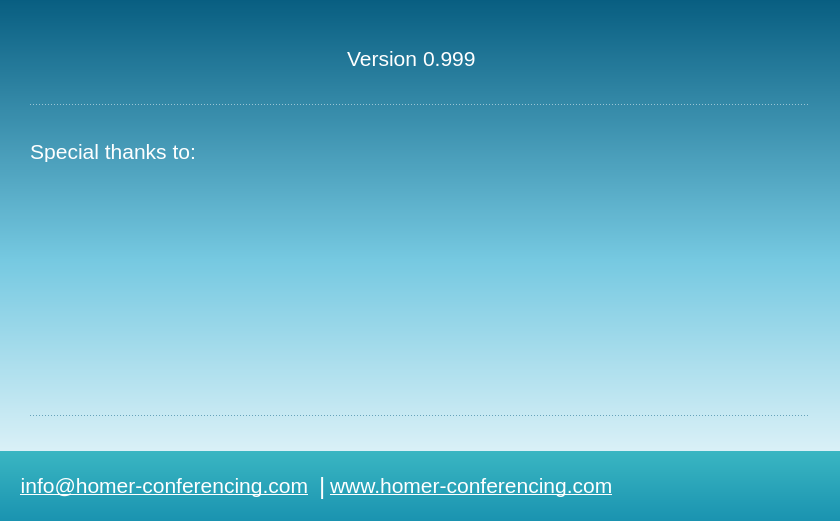
This is Homer/forms/Dialogs/VersionDialog.ui in Homer-Conferencing/Homer-Conferencing as Qt 5 draws it before an edit. The edited form follows.
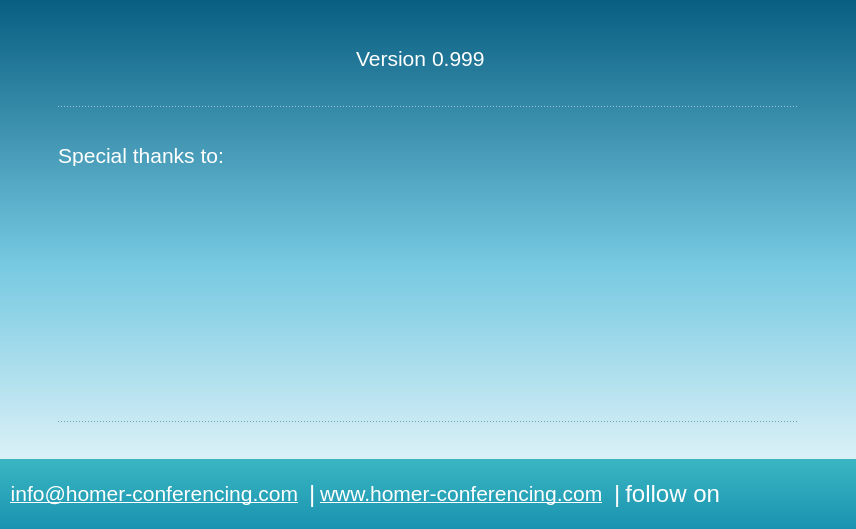
This is the edited form. Icons and pictures are not drawn. Custom widgets are drawn as their Qt base class.

Patch:
```diff
--- a/Homer/forms/Dialogs/VersionDialog.ui
+++ b/Homer/forms/Dialogs/VersionDialog.ui
@@ -6,8 +6,8 @@
    <rect>
     <x>0</x>
     <y>0</y>
-    <width>840</width>
-    <height>521</height>
+    <width>856</width>
+    <height>529</height>
    </rect>
   </property>
   <property name="sizePolicy">
@@ -49,11 +49,11 @@
         <enum>Qt::Horizontal</enum>
        </property>
        <property name="sizeType">
-        <enum>QSizePolicy::Fixed</enum>
+        <enum>QSizePolicy::MinimumExpanding</enum>
        </property>
        <property name="sizeHint" stdset="0">
         <size>
-         <width>30</width>
+         <width>1</width>
          <height>20</height>
         </size>
        </property>
@@ -795,11 +795,11 @@
         <enum>Qt::Horizontal</enum>
        </property>
        <property name="sizeType">
-        <enum>QSizePolicy::Fixed</enum>
+        <enum>QSizePolicy::MinimumExpanding</enum>
        </property>
        <property name="sizeHint" stdset="0">
         <size>
-         <width>30</width>
+         <width>1</width>
          <height>20</height>
         </size>
        </property>
@@ -845,7 +845,7 @@
         </property>
         <property name="sizeHint" stdset="0">
          <size>
-          <width>20</width>
+          <width>10</width>
           <height>20</height>
          </size>
         </property>
@@ -1004,20 +1004,167 @@
        </widget>
       </item>
       <item>
-       <spacer name="horizontalSpacer_2">
-        <property name="orientation">
-         <enum>Qt::Horizontal</enum>
+       <widget class="QLabel" name="label_4">
+        <property name="minimumSize">
+         <size>
+          <width>10</width>
+          <height>30</height>
+         </size>
         </property>
-        <property name="sizeType">
-         <enum>QSizePolicy::MinimumExpanding</enum>
+        <property name="maximumSize">
+         <size>
+          <width>10</width>
+          <height>30</height>
+         </size>
         </property>
-        <property name="sizeHint" stdset="0">
+        <property name="palette">
+         <palette>
+          <active>
+           <colorrole role="WindowText">
+            <brush brushstyle="SolidPattern">
+             <color alpha="255">
+              <red>255</red>
+              <green>255</green>
+              <blue>255</blue>
+             </color>
+            </brush>
+           </colorrole>
+          </active>
+          <inactive>
+           <colorrole role="WindowText">
+            <brush brushstyle="SolidPattern">
+             <color alpha="255">
+              <red>255</red>
+              <green>255</green>
+              <blue>255</blue>
+             </color>
+            </brush>
+           </colorrole>
+          </inactive>
+          <disabled>
+           <colorrole role="WindowText">
+            <brush brushstyle="SolidPattern">
+             <color alpha="255">
+              <red>69</red>
+              <green>69</green>
+              <blue>69</blue>
+             </color>
+            </brush>
+           </colorrole>
+          </disabled>
+         </palette>
+        </property>
+        <property name="font">
+         <font>
+          <family>Tahoma</family>
+          <pointsize>18</pointsize>
+         </font>
+        </property>
+        <property name="text">
+         <string> |</string>
+        </property>
+        <property name="alignment">
+         <set>Qt::AlignCenter</set>
+        </property>
+       </widget>
+      </item>
+      <item>
+       <widget class="QLabel" name="label_7">
+        <property name="minimumSize">
          <size>
-          <width>1</width>
-          <height>20</height>
+          <width>0</width>
+          <height>30</height>
          </size>
         </property>
-       </spacer>
+        <property name="maximumSize">
+         <size>
+          <width>16777215</width>
+          <height>30</height>
+         </size>
+        </property>
+        <property name="palette">
+         <palette>
+          <active>
+           <colorrole role="WindowText">
+            <brush brushstyle="SolidPattern">
+             <color alpha="255">
+              <red>255</red>
+              <green>255</green>
+              <blue>255</blue>
+             </color>
+            </brush>
+           </colorrole>
+           <colorrole role="Text">
+            <brush brushstyle="SolidPattern">
+             <color alpha="255">
+              <red>255</red>
+              <green>255</green>
+              <blue>255</blue>
+             </color>
+            </brush>
+           </colorrole>
+          </active>
+          <inactive>
+           <colorrole role="WindowText">
+            <brush brushstyle="SolidPattern">
+             <color alpha="255">
+              <red>255</red>
+              <green>255</green>
+              <blue>255</blue>
+             </color>
+            </brush>
+           </colorrole>
+           <colorrole role="Text">
+            <brush brushstyle="SolidPattern">
+             <color alpha="255">
+              <red>255</red>
+              <green>255</green>
+              <blue>255</blue>
+             </color>
+            </brush>
+           </colorrole>
+          </inactive>
+          <disabled>
+           <colorrole role="WindowText">
+            <brush brushstyle="SolidPattern">
+             <color alpha="255">
+              <red>0</red>
+              <green>0</green>
+              <blue>0</blue>
+             </color>
+            </brush>
+           </colorrole>
+           <colorrole role="Text">
+            <brush brushstyle="SolidPattern">
+             <color alpha="255">
+              <red>0</red>
+              <green>0</green>
+              <blue>0</blue>
+             </color>
+            </brush>
+           </colorrole>
+          </disabled>
+         </palette>
+        </property>
+        <property name="font">
+         <font>
+          <family>Tahoma</family>
+          <pointsize>18</pointsize>
+         </font>
+        </property>
+        <property name="toolTip">
+         <string/>
+        </property>
+        <property name="text">
+         <string>follow on</string>
+        </property>
+        <property name="alignment">
+         <set>Qt::AlignRight|Qt::AlignTrailing|Qt::AlignVCenter</set>
+        </property>
+        <property name="openExternalLinks">
+         <bool>true</bool>
+        </property>
+       </widget>
       </item>
       <item>
        <layout class="QVBoxLayout" name="verticalLayout">
@@ -1092,11 +1239,11 @@
          <enum>Qt::Horizontal</enum>
         </property>
         <property name="sizeType">
-         <enum>QSizePolicy::Fixed</enum>
+         <enum>QSizePolicy::MinimumExpanding</enum>
         </property>
         <property name="sizeHint" stdset="0">
          <size>
-          <width>20</width>
+          <width>10</width>
           <height>20</height>
          </size>
         </property>
```
